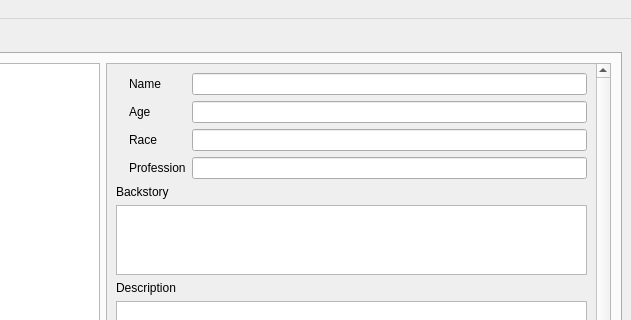
Temebe/GameMastersNotepad, file mainwindow.ui: the form before one commit; both pictures show x 176 to 807 and y 0 to 320 of the 807 by 492 pixel window.
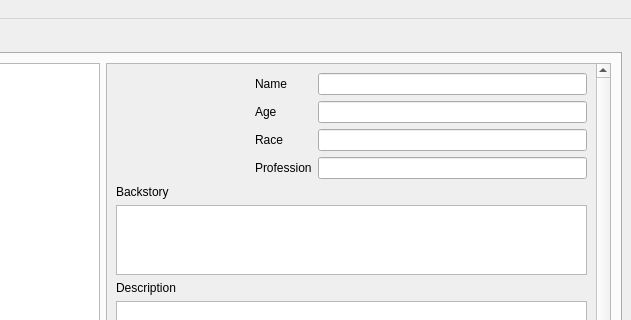
The form after the commit. Icons and pictures are not drawn. Custom widgets are drawn as their Qt base class.

Diff of the .ui file:
```diff
--- a/mainwindow.ui
+++ b/mainwindow.ui
@@ -91,11 +91,23 @@
              <property name="layoutDirection">
               <enum>Qt::LeftToRight</enum>
              </property>
-             <layout class="QVBoxLayout" name="verticalLayout_4">
+             <layout class="QVBoxLayout" name="verticalLayout_4" stretch="2,3">
               <item>
-               <layout class="QGridLayout" name="gridLayout">
-                <item row="1" column="0">
-                 <widget class="QLabel" name="labelImage">
+               <layout class="QHBoxLayout" name="horizontalLayout_3" stretch="2,5">
+                <property name="sizeConstraint">
+                 <enum>QLayout::SetDefaultConstraint</enum>
+                </property>
+                <item>
+                 <widget class="ClickableImageLabel" name="labelImage">
+                  <property name="sizePolicy">
+                   <sizepolicy hsizetype="Preferred" vsizetype="Preferred">
+                    <horstretch>0</horstretch>
+                    <verstretch>0</verstretch>
+                   </sizepolicy>
+                  </property>
+                  <property name="autoFillBackground">
+                   <bool>false</bool>
+                  </property>
                   <property name="text">
                    <string/>
                   </property>
@@ -103,11 +115,14 @@
                    <pixmap resource="resources.qrc">:/images/resources/images/nopic.png</pixmap>
                   </property>
                   <property name="scaledContents">
-                   <bool>true</bool>
+                   <bool>false</bool>
+                  </property>
+                  <property name="alignment">
+                   <set>Qt::AlignLeading|Qt::AlignLeft|Qt::AlignTop</set>
                   </property>
                  </widget>
                 </item>
-                <item row="1" column="1">
+                <item>
                  <layout class="QFormLayout" name="formLayout">
                   <item row="0" column="0">
                    <widget class="QLabel" name="labelText">
@@ -237,6 +252,13 @@
    </property>
   </action>
  </widget>
+ <customwidgets>
+  <customwidget>
+   <class>ClickableImageLabel</class>
+   <extends>QLabel</extends>
+   <header>clickableimagelabel.h</header>
+  </customwidget>
+ </customwidgets>
  <resources>
   <include location="resources.qrc"/>
  </resources>
```
Left out of the diff: 7 changed lines with no effect on the pictures.
